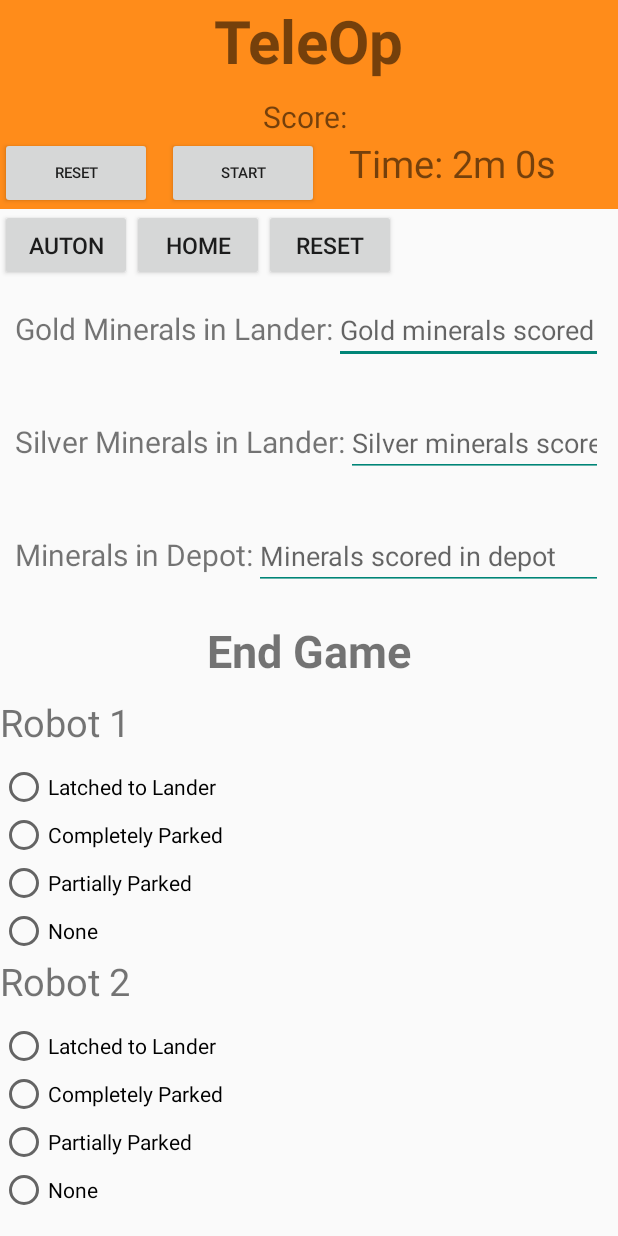
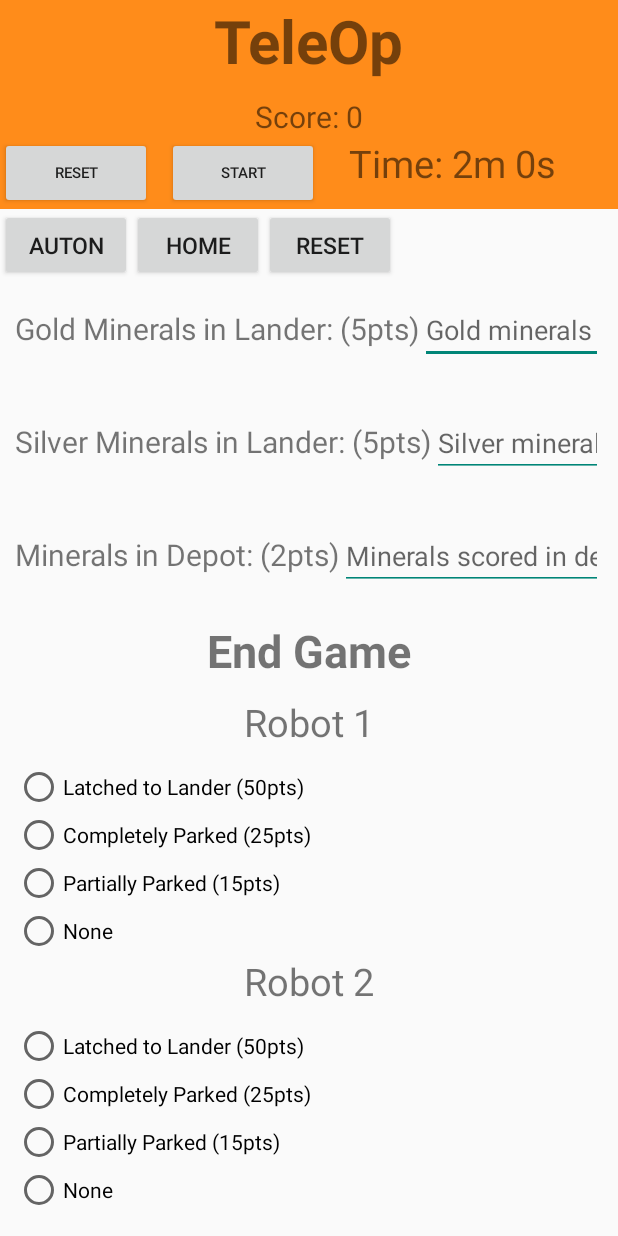
Before and after one commit to ethanpang1138/RoverRuckusScorer, an Android app: the screen it shows after launch (TeleOpScoringActivity), after a tap on "TELEOP SCORING", on a phone screen of 412 x 824 dp. Run offline under Robolectric (Android 15) with nearby library versions, the phone set to English and light mode, and no system bars.

Commit message:
fixed bugs, new play store update
-reset button for auton works
-endgame scoring works

```diff
--- a/app/src/main/java/com/ethanp1138/roverruckusscorerapp/TeleOpScoringActivity.java
+++ b/app/src/main/java/com/ethanp1138/roverruckusscorerapp/TeleOpScoringActivity.java
@@ -6,12 +6,15 @@ import android.support.v7.app.AppCompatActivity;
 import android.text.Editable;
 import android.text.TextWatcher;
 import android.view.View;
+import android.view.ViewGroup;
+import android.view.ViewParent;
 import android.widget.Button;
 import android.widget.CheckBox;
 import android.widget.CompoundButton;
 import android.widget.EditText;
 import android.widget.LinearLayout;
 import android.widget.RadioButton;
+import android.widget.RadioGroup;
 import android.widget.TextView;
 import android.widget.Toast;
 
@@ -23,17 +26,15 @@ import java.util.Arrays;
 public class TeleOpScoringActivity extends AppCompatActivity implements ScoringActivity {
 
     private static final String[] TELEOP_SCORING_ACHIEVEMENTS = {"Gold minerals scored", "Silver minerals scored",
-                                                                "Minerals scored in depot", "Latched to Lander",
-                                                                "Completely Parked", "Partially Parked", "None"};
-    private static final int[] TELEOP_SCORING_POINTS = {5, 5, 2, 50, 25, 15, 0};
+                                                                    "Minerals scored in depot", };
+    private static final String[] ENDGAME_SCORING_ACHIEVEMENTS = {"Latched to Lander (50pts)", "Completely Parked (25pts)",
+                                                                    "Partially Parked (15pts)", "None"};
+    private static final int[] TELEOP_SCORING_POINTS = {5, 5, 2};
+    private static final int[] ENDGAME_SCORING_POINTS = {50,25,15,0};
     private static int[] prevMinerals = {0, 0, 0};
     private static boolean[] prevEndGameChecked1 = {false, false, false, false};
     private static boolean[] prevEndGameChecked2 = {false, false, false, false};
-
-    //    private ArrayList<CheckBox> cbs1 = null;
-//    private ArrayList<CheckBox> cbs2 = null;
-
-    private ArrayList<RadioButton> rbs = null;
+    private ArrayList<RadioGroup> rgs = new ArrayList<>();
     private  ArrayList<EditText> ets = null;
     private static  int points = 0;
     private boolean timerRunning = false;
@@ -56,26 +57,10 @@ public class TeleOpScoringActivity extends AppCompatActivity implements ScoringA
         for(EditText et : ets){
             setMineralOnClickListeners(et);
         }
-
-
-/*
-        CheckBox cb1 = findViewById(R.id.endgame_1);
-        CheckBox cb2 = findViewById(R.id.endgame_2);
-        CheckBox cb3 = findViewById(R.id.endgame_3);
-        CheckBox cb4 = findViewById(R.id.endgame_4);
-        CheckBox cb5 = findViewById(R.id.endgame_5);
-        CheckBox cb6 = findViewById(R.id.endgame_6);
-        CheckBox[] boxes1 = {cb1, cb2, cb3};
-        cbs1 = new ArrayList<CheckBox>(Arrays.asList(boxes1));
-        for(CheckBox cb : cbs1){
-            setEndGameOnClickListeners(cb);
-        }
-        CheckBox[] boxes2 = {cb4, cb5, cb6};
-        cbs2 = new ArrayList<CheckBox>(Arrays.asList(boxes2));
-        for(CheckBox cb : cbs2){
-            setEndGameOnClickListeners(cb);
-        }
-*/
+        RadioGroup rg1 = findViewById(R.id.endGame_buttons_1);
+        RadioGroup rg2 = findViewById(R.id.endGame_buttons_2);
+        rgs.add(rg1);
+        rgs.add(rg2);
     }
 
     private void setMineralOnClickListeners(final EditText et){
@@ -114,62 +99,61 @@ public class TeleOpScoringActivity extends AppCompatActivity implements ScoringA
         });
     }
 
-    // listener for end game radio buttons
-    public void onEndGameClick(View view) {
+    // listener for Robot 1 end game
+    public void onEndGame1Click(View view) {
+        // find the correct points for the radio button and add to points
         int index = 0;
         String scoreType = ((RadioButton) view).getText().toString();
-        for(int i = 0; i < TELEOP_SCORING_ACHIEVEMENTS.length; i++){
-            if(TELEOP_SCORING_ACHIEVEMENTS[i].equals(scoreType)){
+        for(int i = 0; i < ENDGAME_SCORING_ACHIEVEMENTS.length; i++){
+            if(ENDGAME_SCORING_ACHIEVEMENTS[i].equals(scoreType)){
                 index = i;
             }
         }
-        int value = TELEOP_SCORING_POINTS[index];
+        int value = ENDGAME_SCORING_POINTS[index];
         points += value;
+
+        // find the points from the previous radio button and subtract it from points
         for(int i = 0; i < prevEndGameChecked1.length; i++){
             if(prevEndGameChecked1[i] == true){
-                int prevPoints = TELEOP_SCORING_POINTS[i + 3];
+                int prevPoints = ENDGAME_SCORING_POINTS[i];
                 points -= prevPoints;
-            }
-        }
-        prevEndGameChecked1[index - 3] = true;
-        for(int i = 0; i < prevEndGameChecked1.length; i++){
-            if(i != (index - 3)){
                 prevEndGameChecked1[i] = false;
             }
         }
+        // keep track that this button has been checked for next time
+        prevEndGameChecked1[index] = true;
+        updateScore();
     }
-/*
-    private void setEndGameOnClickListeners(final CheckBox cb){
-        cb.setOnCheckedChangeListener(new CompoundButton.OnCheckedChangeListener() {
-            @Override
-            public void onCheckedChanged(CompoundButton button, boolean isChecked) {
 
-                for(int i = 0 ; i < cbs1.size(); i++){
-                    if(cbs1.get(i).equals(cb)){
-                        for(int j = 0; j < cbs1.size(); j++){
-                            cbs1.get(j).setChecked(false);
-                        }
-                    } else {
-                        for(int j = 0; j < cbs1.size(); j++){
-                            cbs2.get(j).setChecked(false);
-                        }
-                    }
-                }
-                cb.setChecked(true);
-                String scoreType = button.getText().toString();
-                int index = 0;
-                for(int i = 0; i < TELEOP_SCORING_ACHIEVEMENTS.length; i++){
-                    if(TELEOP_SCORING_ACHIEVEMENTS[i].equals(scoreType)){
-                        index = i;
-                    }
-                }
-                int value = TELEOP_SCORING_POINTS[index];
-                points += isChecked ? value : -value;
-                updateScore();
+    // listener for Robot 2 end game
+    public void onEndGame2Click(View view) {
+        // find the correct points for the radio button and add to points
+        int index = 0;
+        String scoreType = ((RadioButton) view).getText().toString();
+        for(int i = 0; i < ENDGAME_SCORING_ACHIEVEMENTS.length; i++){
+            if(ENDGAME_SCORING_ACHIEVEMENTS[i].equals(scoreType)){
+                index = i;
             }
-        });
+        }
+        int value = ENDGAME_SCORING_POINTS[index];
+        points += value;
+
+        //find the RadioGroup the button is in
+        // get the id of the RadioGroup to determine which points to change
+        // find the points from the previous radio button and subtract it from points
+        for(int i = 0; i < prevEndGameChecked2.length; i++){
+            if(prevEndGameChecked2[i] == true){
+                int prevPoints = ENDGAME_SCORING_POINTS[i];
+                points -= prevPoints;
+                prevEndGameChecked2[i] = false;
+            }
+        }
+        // keep track that this button has been checked for next time
+        prevEndGameChecked2[index] = true;
+        updateScore();
     }
-*/
+
+    // start timer from where it left off
     public void onStartTimerClick(View view){
         Button startStopButton = (Button)view;
         if(!startStopButton.getText().toString().contains(" 0 ")){
@@ -183,6 +167,7 @@ public class TeleOpScoringActivity extends AppCompatActivity implements ScoringA
             }
         }
     }
+    // reset timer to max time
     public void onRestartTimerClick(View view){
         timer.restartTimer();
         updateTimer(120);
@@ -190,14 +175,17 @@ public class TeleOpScoringActivity extends AppCompatActivity implements ScoringA
         startStopButton.setText("Start");
         timerRunning = false;
     }
+    // update what the timer displays
     public void updateTimer(int currentTime){
         final TextView timerText = findViewById(R.id.teleop_timer);
         String formattedTime = formatTime(currentTime);
         timerText.setText("Time: " + formattedTime);
     }
+    // alert user that time is up
     public void timeUp(){
         Toast.makeText(getApplicationContext(),"time is up", Toast.LENGTH_SHORT).show();
     }
+    // convert time to "x m y s" format
     private String formatTime(int time){
         int min = 0;
         int sec = time % 60;
@@ -208,27 +196,26 @@ public class TeleOpScoringActivity extends AppCompatActivity implements ScoringA
         String newTime = "" + min + "m " + sec + "s";
         return newTime;
     }
-
+    // button to go to auton scoring
     public void onAutonScoringClick(View view) {
         Intent toAuton = new Intent(this, AutonScoringActivity.class);
         startActivity(toAuton);
     }
-
+    // button to go to home screen
     public void onHomeScreenClick(View view){
         Intent toHome = new Intent(this, StartMenuActivity.class);
         startActivity(toHome);
     }
-
+    // button to reset score to 0 and unselect everything
     public void onResetScoreClick(View view) {
-//        for(int i = 0; i < cbs1.size(); i++){
-//            cbs1.get(i).setChecked(false);
-//            cbs2.get(i).setChecked(false);
-//        }
-        for(int i = 0; i < prevEndGameChecked1.length; i++){
-
-        }
+        // clear mineral text fields
         for(int i = 0; i < ets.size(); i++){
             ets.get(i).setText("");
+        }
+        // uncheck endgame all buttons
+        for(RadioGroup rg : rgs){
+            RadioButton rb1 = findViewById(rg.getCheckedRadioButtonId());
+            rb1.setChecked(false);
         }
         points = 0;
         updateScore();
--- a/app/src/main/res/layout/activity_teleop_scoring.xml
+++ b/app/src/main/res/layout/activity_teleop_scoring.xml
@@ -30,7 +30,7 @@
             android:layout_height="wrap_content"
             android:layout_gravity="center"
             android:textSize="20sp"
-            android:text="Score: "/>
+            android:text="Score: 0"/>
 
         <LinearLayout
             android:layout_width="match_parent"
@@ -104,9 +104,6 @@
             android:layout_height="wrap_content"
             android:orientation="vertical">
 
-
-
-
             <!--Gold Mineral Scoring-->
             <LinearLayout
                 android:layout_width="match_parent"
@@ -120,7 +117,7 @@
                     android:layout_width="wrap_content"
                     android:layout_height="wrap_content"
                     android:textSize="20sp"
-                    android:text="Gold Minerals in Lander:"/>
+                    android:text="Gold Minerals in Lander: (5pts)"/>
                 <EditText
                     android:id="@+id/gold_mineral_text_field"
                     android:text=""
@@ -144,7 +141,7 @@
                     android:layout_width="wrap_content"
                     android:layout_height="wrap_content"
                     android:textSize="20sp"
-                    android:text="Silver Minerals in Lander:"/>
+                    android:text="Silver Minerals in Lander: (5pts)"/>
                 <EditText
                     android:id="@+id/silver_mineral_text_field"
                     android:text=""
@@ -168,7 +165,7 @@
                     android:layout_width="wrap_content"
                     android:layout_height="wrap_content"
                     android:textSize="20sp"
-                    android:text="Minerals in Depot:"/>
+                    android:text="Minerals in Depot: (2pts)"/>
                 <EditText
                     android:id="@+id/depot_text_field"
                     android:text=""
@@ -194,93 +191,74 @@
                 android:layout_height="wrap_content"
                 android:layout_marginBottom="10sp"
                 android:textSize="25sp"
+                android:layout_gravity="center"
                 android:text="Robot 1"/>
 
             <RadioGroup
                 android:layout_width="wrap_content"
                 android:layout_height="wrap_content"
+                android:layout_marginLeft="10sp"
+                android:id="@+id/endGame_buttons_1"
                 android:orientation="vertical">
 
                 <RadioButton
                     android:layout_width="wrap_content"
                     android:layout_height="wrap_content"
-                    android:onClick="onEndGameClick"
-                    android:text="Latched to Lander"/>
+                    android:onClick="onEndGame1Click"
+                    android:text="Latched to Lander (50pts)"/>
                 <RadioButton
                     android:layout_width="wrap_content"
                     android:layout_height="wrap_content"
-                    android:onClick="onEndGameClick"
-                    android:text="Completely Parked"/>
+                    android:onClick="onEndGame1Click"
+                    android:text="Completely Parked (25pts)"/>
                 <RadioButton
                     android:layout_width="wrap_content"
                     android:layout_height="wrap_content"
-                    android:onClick="onEndGameClick"
-                    android:text="Partially Parked"/>
+                    android:onClick="onEndGame1Click"
+                    android:text="Partially Parked (15pts)"/>
                 <RadioButton
                     android:layout_width="wrap_content"
                     android:layout_height="wrap_content"
-                    android:onClick="onEndGameClick"
+                    android:onClick="onEndGame1Click"
                     android:text="None"/>
 
             </RadioGroup>
-<!--
-            <LinearLayout
-                android:layout_width="match_parent"
-                android:layout_height="wrap_content"
-                android:layout_marginBottom="10sp"
-                android:orientation="vertical">
-                <CheckBox
-                    android:id="@+id/endgame_1"
-                    android:layout_width="wrap_content"
-                    android:layout_height="match_parent"
-                    android:textSize="20sp"
-                    android:text="Latched"/>
-                <CheckBox
-                    android:id="@+id/endgame_2"
-                    android:layout_width="wrap_content"
-                    android:layout_height="match_parent"
-                    android:textSize="20sp"
-                    android:text="Completely Parked"/>
-                <CheckBox
-                    android:id="@+id/endgame_3"
-                    android:layout_width="wrap_content"
-                    android:layout_height="match_parent"
-                    android:textSize="20sp"
-                    android:text="Partially Parked"/>
-            </LinearLayout>
--->
+
             <!--Robot 2-->
             <TextView
                 android:layout_width="wrap_content"
                 android:layout_height="wrap_content"
                 android:layout_marginBottom="10sp"
                 android:textSize="25sp"
+                android:layout_gravity="center"
                 android:text="Robot 2"/>
 
             <RadioGroup
                 android:layout_width="wrap_content"
                 android:layout_height="wrap_content"
+                android:layout_marginLeft="10sp"
+                android:id="@+id/endGame_buttons_2"
                 android:orientation="vertical">
 
                 <RadioButton
                     android:layout_width="wrap_content"
                     android:layout_height="wrap_content"
-                    android:onClick="onEndGameClick"
-                    android:text="Latched to Lander"/>
+                    android:onClick="onEndGame2Click"
+                    android:text="Latched to Lander (50pts)"/>
                 <RadioButton
                     android:layout_width="wrap_content"
                     android:layout_height="wrap_content"
-                    android:onClick="onEndGameClick"
-                    android:text="Completely Parked"/>
+                    android:onClick="onEndGame2Click"
+                    android:text="Completely Parked (25pts)"/>
                 <RadioButton
                     android:layout_width="wrap_content"
                     android:layout_height="wrap_content"
-                    android:onClick="onEndGameClick"
-                    android:text="Partially Parked"/>
+                    android:onClick="onEndGame2Click"
+                    android:text="Partially Parked (15pts)"/>
                 <RadioButton
                     android:layout_width="wrap_content"
                     android:layout_height="wrap_content"
-                    android:onClick="onEndGameClick"
+                    android:onClick="onEndGame2Click"
                     android:text="None"/>
 
             </RadioGroup>
```
Also changed, not shown: app/src/main/java/com/ethanp1138/roverruckusscorerapp/AutonScoringActivity.java (+22 -9 lines), app/src/main/res/layout/activity_auton_scoring.xml (+13 -10 lines).
